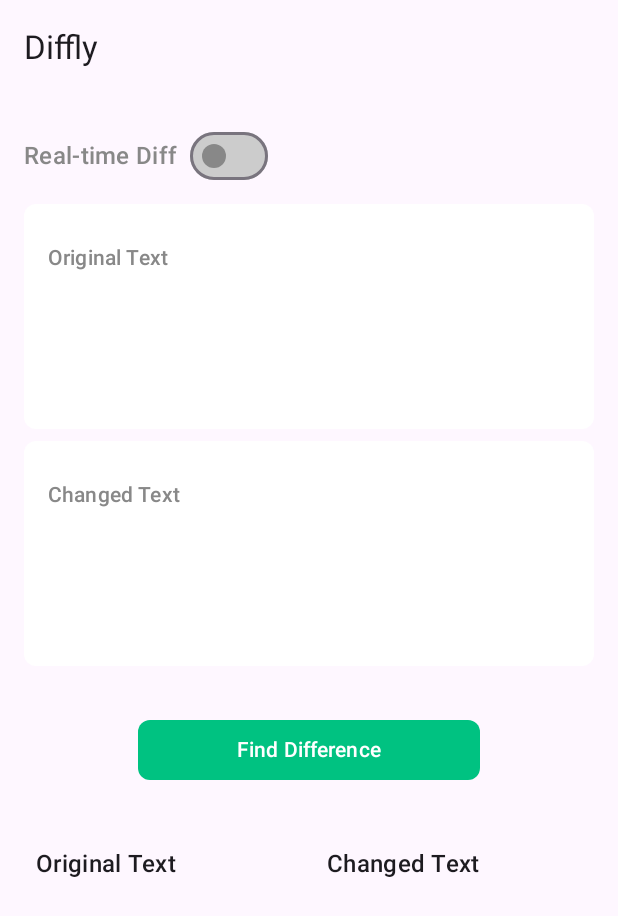
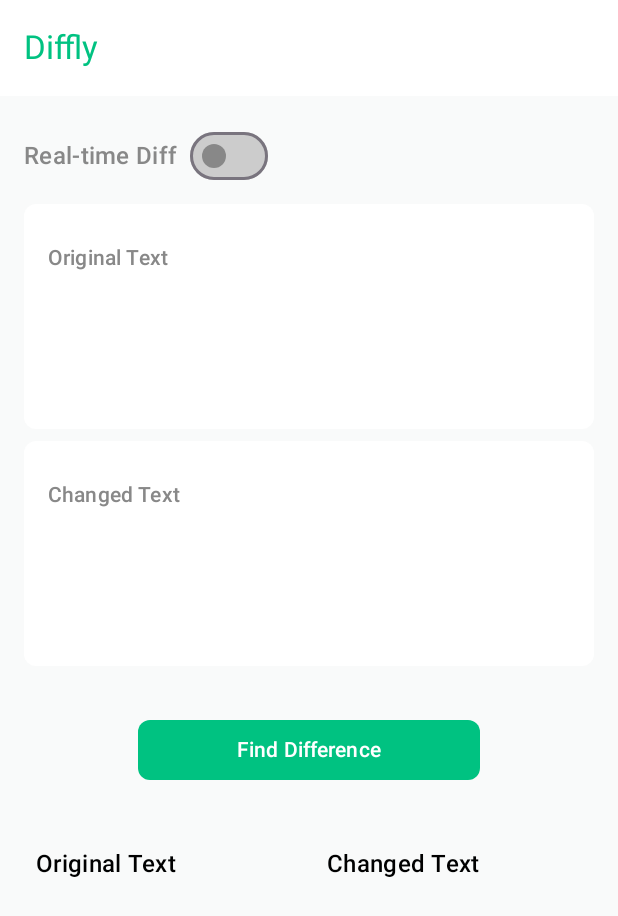
Before and after one commit to JahidHasanCO/diffly, an Android app built with Jetpack Compose: the screen it shows after launch (MainActivity), on a phone screen of 412 x 824 dp. Shown: the top 916 px of the screen. Run offline under Robolectric (Android 15) with nearby library versions, the phone set to English and light mode, and no system bars.

Commit message:
Apply theme colors to TopAppBar and remove LazyListState
This commit updates the `DiffCheckerScreen.kt` to apply theme colors to the `TopAppBar`. Specifically, the `containerColor` is set to `Color.White` and `titleContentColor` to `primary`.

Additionally, the `rememberLazyListState` instances (`scrollStateOld` and `scrollStateNew`) have been removed from `CharDiffText.kt` as they were not being used to synchronize scrolling between the two `LazyColumn`s.

```diff
--- a/app/src/main/java/dev/jahidhasanco/diffly/presentation/component/CharDiffText.kt
+++ b/app/src/main/java/dev/jahidhasanco/diffly/presentation/component/CharDiffText.kt
@@ -11,7 +11,6 @@ import androidx.compose.foundation.layout.padding
 import androidx.compose.foundation.layout.width
 import androidx.compose.foundation.lazy.LazyColumn
 import androidx.compose.foundation.lazy.items
-import androidx.compose.foundation.lazy.rememberLazyListState
 import androidx.compose.material3.MaterialTheme
 import androidx.compose.material3.Text
 import androidx.compose.runtime.Composable
@@ -27,12 +26,8 @@ import dev.jahidhasanco.diffly.presentation.theme.delete
 
 @Composable
 fun CharDiffText(diffResult: List<DiffEntry>) {
-    val scrollStateOld = rememberLazyListState()
-    val scrollStateNew = rememberLazyListState()
-
     Row(modifier = Modifier.fillMaxSize()) {
         LazyColumn(
-            state = scrollStateOld,
             modifier = Modifier
                 .weight(1f)
                 .fillMaxHeight()
@@ -79,7 +74,6 @@ fun CharDiffText(diffResult: List<DiffEntry>) {
 
         // New text column
         LazyColumn(
-            state = scrollStateNew,
             modifier = Modifier
                 .weight(1f)
                 .fillMaxHeight()
--- a/app/src/main/java/dev/jahidhasanco/diffly/presentation/screen/DiffCheckerScreen.kt
+++ b/app/src/main/java/dev/jahidhasanco/diffly/presentation/screen/DiffCheckerScreen.kt
@@ -22,6 +22,7 @@ import androidx.compose.material3.SwitchDefaults
 import androidx.compose.material3.Text
 import androidx.compose.material3.TextFieldDefaults
 import androidx.compose.material3.TopAppBar
+import androidx.compose.material3.TopAppBarDefaults
 import androidx.compose.runtime.Composable
 import androidx.compose.runtime.collectAsState
 import androidx.compose.runtime.getValue
@@ -47,11 +48,18 @@ fun DiffCheckerScreen(viewModel: MainViewModel) {
 
     Scaffold(
         modifier = Modifier
-            .fillMaxSize()
-            .background(background),
+            .fillMaxSize(),
+        containerColor = background,
         topBar = {
             TopAppBar(
-                title = { Text("Diffly") },
+                title = {
+                    Text("Diffly")
+                },
+
+                colors = TopAppBarDefaults.topAppBarColors(
+                    containerColor = Color.White,
+                    titleContentColor = primary
+                ),
             )
         }) { innerPadding ->
         Column(
```
